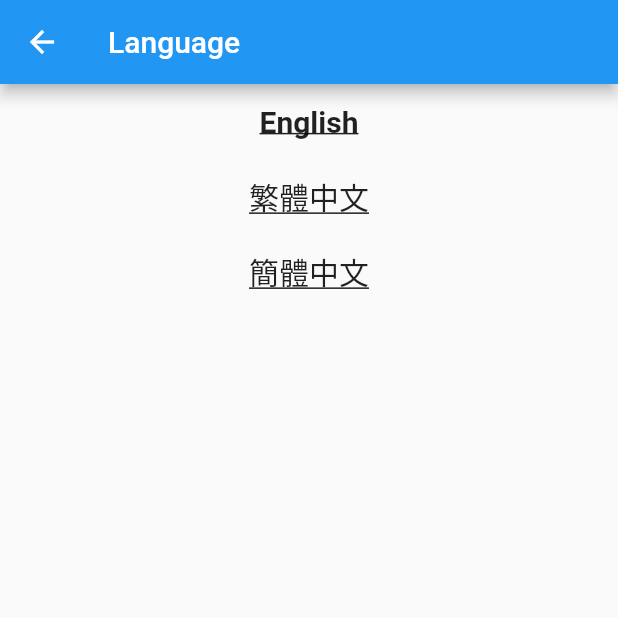
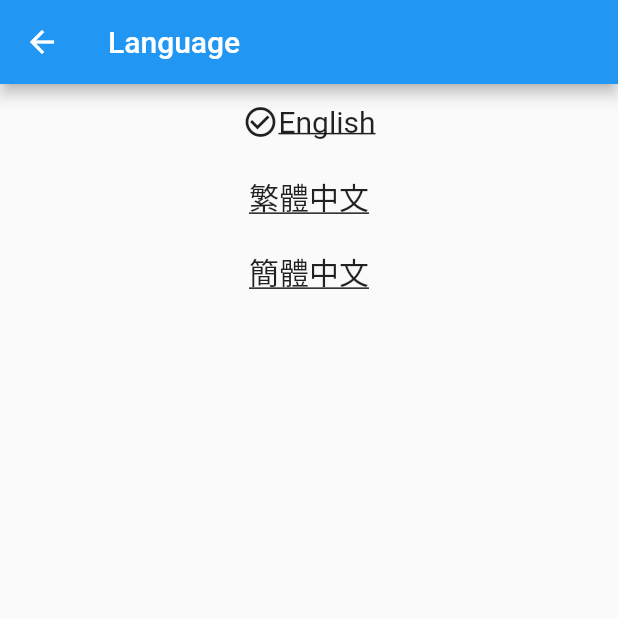
Before and after one commit to GordonOnGithub/Hong-Kong-Bus-App, a Flutter app: the SettingViewPage screen opened directly, after a tap on "Language", on a phone screen of 412 x 824 dp, the top half of it. Run offline on Flutter 3.47's test engine with Material 2 defaults, Android fonts, the phone set to English and light mode, and no system bars; our stand-ins replace connectivity, flutter_mobx, google_maps_flutter, mobx, package_info and 2 more; missing offline and left inert: dart:ffi; accounts and stored records are empty; generated files the repository leaves out were written again; network calls fail.

Commit message:
setting view UI update, data parsing/caching logic update to avoid concurrent modification error

```diff
--- a/minimal_bus_hk/lib/bus_route_detail_view.dart
+++ b/minimal_bus_hk/lib/bus_route_detail_view.dart
@@ -118,7 +118,7 @@ class BusRouteDetailPageState extends State<BusRouteDetailPage> {
 
                   return Observer(
                       builder: (_) =>InkWell(child:Container(
-                    height:( Stores.routeDetailStore.selectedSequence == Stores.routeDetailStore.displayedStops[index].sequence )? 120 : 60,
+                    height:( Stores.routeDetailStore.selectedSequence == Stores.routeDetailStore.displayedStops[index].sequence )? 140 : 80,
                     color: ( Stores.routeDetailStore.selectedSequence == Stores.routeDetailStore.displayedStops[index].sequence )? Colors.lightBlue[50] : Colors.grey[50],
                     child:Observer(
                       builder: (_) =>Padding(padding: const EdgeInsets.symmetric(vertical: 0, horizontal: 10), child:Column(
@@ -126,8 +126,8 @@ class BusRouteDetailPageState extends State<BusRouteDetailPage> {
                         crossAxisAlignment: CrossAxisAlignment.start,
                         children: [
 
-                      Padding(padding: const EdgeInsets.fromLTRB(0 , 15, 0, 0),child:
-                      Row(mainAxisAlignment: MainAxisAlignment.spaceBetween ,children:[
+                      Padding(padding: const EdgeInsets.fromLTRB(0 , 25, 0, 0),child:
+                      Row(mainAxisAlignment: MainAxisAlignment.spaceBetween , crossAxisAlignment: CrossAxisAlignment.center,children:[
                           Icon((Stores.dataManager.bookmarkedRouteStops != null && Stores.dataManager.bookmarkedRouteStops.contains(RouteStop(  Stores.routeDetailStore.route.routeCode,  Stores.routeDetailStore.displayedStops[index].busStopDetail.identifier,  Stores.routeDetailStore.route.companyCode, Stores.routeDetailStore.isInbound)))?
                        Icons.bookmark:Icons.bookmark_border),
 
--- a/minimal_bus_hk/lib/google_map_view.dart
+++ b/minimal_bus_hk/lib/google_map_view.dart
@@ -1,11 +1,10 @@
+
 import 'package:flutter/material.dart';
 import 'package:minimal_bus_hk/model/bus_route.dart';
 import 'package:minimal_bus_hk/model/bus_stop_detail.dart';
 import 'package:minimal_bus_hk/model/custom_map_pin_info.dart';
 import 'package:minimal_bus_hk/utils/localization_util.dart';
-import 'package:mobx/mobx.dart';
 import 'package:permission_handler/permission_handler.dart';
-import 'utils/network_util.dart';
 import 'utils/stores.dart';
 import 'package:flutter_mobx/flutter_mobx.dart';
 import 'package:google_maps_flutter/google_maps_flutter.dart';
@@ -28,7 +27,6 @@ class GoogleMapViewPage extends StatefulWidget {
 class _GoogleMapViewPageState extends State<GoogleMapViewPage> {
   GoogleMapController mapController;
   static final _defaultZoomForStop = 18.0;
-  // static final _defaultZoomForRoute = 10.5;
   static final _customPinInfoList = [
     CustomMapPinInfo("立會",  LatLng(22.28161008355225, 114.16632608035314), "There's no riot, only tyranny.", "沒有暴徒 只有暴政", "沒有暴徒 只有暴政"),
 
@@ -55,7 +53,6 @@ class _GoogleMapViewPageState extends State<GoogleMapViewPage> {
         Stores.googleMapStore.setLocationPermissionGranted(result == PermissionStatus.granted);
       });
     });
-
   }
 
   void _onMapCreated(GoogleMapController controller) {
--- a/minimal_bus_hk/lib/main.dart
+++ b/minimal_bus_hk/lib/main.dart
@@ -146,7 +146,7 @@ class _MyHomePageState extends State<MyHomePage> {
       builder: (_) => Column(mainAxisAlignment: MainAxisAlignment.start, crossAxisAlignment: CrossAxisAlignment.stretch , children:[
         (Stores.connectivityStore.connected?  Container() :
         Container(height: 50,color: Colors.yellow,alignment: Alignment.center, child: Text(LocalizationUtil.localizedString(LocalizationUtil.localizationKeyForConnectivityWarning, Stores.localizationStore.localizationPref), style: TextStyle(fontWeight: FontWeight.w600),),)),
-      Expanded( child: ((Stores.dataManager.routes != null &&  Stores.dataManager.bookmarkedRouteStops != null )?
+      Expanded( child: ((Stores.dataManager.bookmarkedRouteStops != null && ( Stores.dataManager.bookmarkedRouteStops.length == 0 || Stores.dataManager.routes != null)  )?
         Padding(padding: const EdgeInsets.all(0), child: (
                      Stores.dataManager.bookmarkedRouteStops.length > 0 ? Scrollbar( child: ListView.builder(
                     padding: const EdgeInsets.fromLTRB(20, 0, 20, 30),
--- a/minimal_bus_hk/lib/setting_view.dart
+++ b/minimal_bus_hk/lib/setting_view.dart
@@ -21,6 +21,14 @@ class SettingViewPage extends StatefulWidget {
 }
 
 class _SettingViewPageState extends State<SettingViewPage> {
+
+  @override
+  void initState() {
+    // TODO: implement initState
+    super.initState();
+    Stores.settingViewStore.checkVersion();
+  }
+
   @override
   void dispose() {
     super.dispose();
@@ -28,7 +36,7 @@ class _SettingViewPageState extends State<SettingViewPage> {
   }
   @override
   Widget build(BuildContext context) {
-    return Scaffold(
+    return WillPopScope(child:Scaffold(
         appBar: AppBar(
           title: Observer(
               builder: (_) => Text(_getTitle(Stores.settingViewStore.selectedOption))),
@@ -37,12 +45,19 @@ class _SettingViewPageState extends State<SettingViewPage> {
     builder: (_) => Padding(padding: const EdgeInsets.symmetric(vertical: 0, horizontal: 20), child:Column(
       mainAxisAlignment: MainAxisAlignment.spaceAround,
       crossAxisAlignment: CrossAxisAlignment.center,
-      children: _getWidgetList(Stores.settingViewStore.selectedOption),))
+      children: _getWidgetList(Stores.settingViewStore.selectedOption, Stores.settingViewStore.version),))
         ),)
-    );
+    ), onWillPop: () async{
+      if(Stores.settingViewStore.selectedOption != SelectedOption.none){
+        Stores.settingViewStore.setSelectedOption(SelectedOption.none);
+        return false;
+      }else{
+        return true;
+      }
+    },);
   }
 
-  List<Widget> _getWidgetList(SelectedOption option){
+  List<Widget> _getWidgetList(SelectedOption option, String version){
     switch(option) {
       case SelectedOption.none:
         return [
@@ -71,34 +86,42 @@ class _SettingViewPageState extends State<SettingViewPage> {
             Stores.settingViewStore.setSelectedOption(SelectedOption.none);
 
           },),
-          Expanded(child: Container())
+          Expanded(child: Container()),
+          Text("v $version")
         ];
       case SelectedOption.language:
         return [
-          InkWell(child: Container(height: 50, alignment: Alignment.center, child: Text("English", style: TextStyle(fontSize: 20,fontWeight: Stores.localizationStore.localizationPref == LocalizationPref.english? FontWeight.bold : FontWeight.w400 , decoration: TextDecoration.underline),),), onTap: () {
+          Row( mainAxisAlignment:  MainAxisAlignment.center, children: [
+            Stores.localizationStore.localizationPref == LocalizationPref.english? Icon(Icons.check_circle_outline): Container() ,
+          InkWell(child: Container(height: 50, alignment: Alignment.center, child: Text("English", style: TextStyle(fontSize: 20,fontWeight: FontWeight.w400 , decoration: TextDecoration.underline),),), onTap: () {
             Stores.localizationStore.setLocalizationPref(LocalizationPref.english);
             Stores.settingViewStore.setSelectedOption(SelectedOption.none);
           },),
-          InkWell(child: Container(height: 50, alignment: Alignment.center, child: Text("繁體中文", style: TextStyle(fontSize: 20,fontWeight: Stores.localizationStore.localizationPref == LocalizationPref.TC? FontWeight.bold : FontWeight.w400 , decoration: TextDecoration.underline)),), onTap: () {
+          ],),
+         Row(mainAxisAlignment:  MainAxisAlignment.center, children: [
+           Stores.localizationStore.localizationPref == LocalizationPref.TC? Icon(Icons.check_circle_outline): Container() ,
+          InkWell(child: Container(height: 50, alignment: Alignment.center, child: Text("繁體中文", style: TextStyle(fontSize: 20,fontWeight:FontWeight.w400 , decoration: TextDecoration.underline)),), onTap: () {
             Stores.localizationStore.setLocalizationPref(LocalizationPref.TC);
             Stores.settingViewStore.setSelectedOption(SelectedOption.none);
-          },),
-          InkWell(child: Container(height: 50, alignment: Alignment.center, child: Text("簡體中文", style: TextStyle(fontSize: 20,fontWeight: Stores.localizationStore.localizationPref == LocalizationPref.SC? FontWeight.bold : FontWeight.w400 , decoration: TextDecoration.underline)),), onTap: () {
+          },),]),
+          Row(mainAxisAlignment:  MainAxisAlignment.center, children: [
+         Stores.localizationStore.localizationPref == LocalizationPref.SC? Icon(Icons.check_circle_outline): Container() ,
+          InkWell(child: Container(height: 50, alignment: Alignment.center, child: Text("簡體中文", style: TextStyle(fontSize: 20,fontWeight: FontWeight.w400 , decoration: TextDecoration.underline)),), onTap: () {
             Stores.localizationStore.setLocalizationPref(LocalizationPref.SC);
             Stores.settingViewStore.setSelectedOption(SelectedOption.none);
-          },),
+          },),]),
           Expanded(child: Container())
         ];
       case SelectedOption.data:
         return [
-          InkWell(child: Container(height: 50, alignment: Alignment.center, child:
-          Text(LocalizationUtil.localizedString( Stores.appConfig.downloadAllData == true ? LocalizationUtil.localizationKeyForDisableDownloadData:LocalizationUtil.localizationKeyForDownloadData, Stores.localizationStore.localizationPref), style: TextStyle(fontSize: 17,fontWeight: Stores.localizationStore.localizationPref == LocalizationPref.english? FontWeight.bold : FontWeight.w400 , decoration: TextDecoration.underline),),), onTap: () {
-            Stores.appConfig.setShouldDownloadAllData(!(Stores.appConfig.downloadAllData == true));
-            if(Stores.appConfig.downloadAllData ){
-              CacheUtils.sharedInstance().fetchAllData();
-            }
-            Stores.settingViewStore.setSelectedOption(SelectedOption.none);
-          },),
+        Row(mainAxisAlignment:  MainAxisAlignment.center, children: [
+        Text(LocalizationUtil.localizedString(LocalizationUtil.localizationKeyForDownloadData, Stores.localizationStore.localizationPref), style: TextStyle(fontSize: 17,fontWeight: FontWeight.w400 ),),
+          Switch(value: Stores.appConfig.downloadAllData == true, onChanged: (_){
+              Stores.appConfig.setShouldDownloadAllData(!(Stores.appConfig.downloadAllData == true));
+              if(Stores.appConfig.downloadAllData ){
+                CacheUtils.sharedInstance().fetchAllData();
+              }
+          })]),
           Expanded(child: Container())
 
         ];
@@ -114,6 +137,8 @@ class _SettingViewPageState extends State<SettingViewPage> {
         return LocalizationUtil.localizedString(LocalizationUtil.localizationKeyForSettingView, Stores.localizationStore.localizationPref);
       case SelectedOption.language:
         return LocalizationUtil.localizedString(LocalizationUtil.localizationKeyForSettingLanguage, Stores.localizationStore.localizationPref);
+      case SelectedOption.data:
+        return LocalizationUtil.localizedString(LocalizationUtil.localizationKeyForSettingData, Stores.localizationStore.localizationPref);
       case SelectedOption.about:
         return "About";
     }
--- a/minimal_bus_hk/lib/stores/route_list_store.dart
+++ b/minimal_bus_hk/lib/stores/route_list_store.dart
@@ -60,6 +60,9 @@ abstract class RouteListStoreBase with Store {
     if(filterKeyword != null && Stores.dataManager.directionalRouteList != null) {
       var result =  ObservableList<DirectionalRoute>();
       result.addAll(Stores.dataManager.directionalRouteList.where((element) {
+        if(element == null){
+          return false;
+        }
         for(var keyword in _keywords) {
           if(element.route.routeCode.toLowerCase().contains(keyword.toLowerCase())
             || (element.isInbound &&
--- a/minimal_bus_hk/lib/stores/setting_view_store.dart
+++ b/minimal_bus_hk/lib/stores/setting_view_store.dart
@@ -1,4 +1,5 @@
 import 'package:mobx/mobx.dart';
+import 'package:package_info/package_info.dart';
 
 part 'setting_view_store.g.dart';
 
@@ -20,4 +21,15 @@ abstract class SettingViewStoreBase with Store {
   void setSelectedOption(SelectedOption option){
     selectedOption = option;
   }
+
+  @observable
+  String version = "";
+
+  @action
+  Future<void> checkVersion() async{
+    if(version.length == 0){
+      PackageInfo packageInfo = await PackageInfo.fromPlatform();
+      version = "${packageInfo.version}(${packageInfo.buildNumber})";
+    }
+  }
 }
--- a/minimal_bus_hk/lib/utils/localization_util.dart
+++ b/minimal_bus_hk/lib/utils/localization_util.dart
@@ -41,7 +41,6 @@ class LocalizationUtil{
   static final String localizationKeyForRouteDetailReminder = "routeDetailReminder";
   static final String localizationKeyForSettingData = "settingData";
   static final String localizationKeyForDownloadData = "settingDownloadData";
-  static final String localizationKeyForDisableDownloadData = "settingDisableDownloadData";
 
   static String localizedString(String key, LocalizationPref pref){
     if(Stores.localizationStore.localizationMap == null || !Stores.localizationStore.localizationMap.containsKey(key)) {
--- a/minimal_bus_hk/pubspec.yaml
+++ b/minimal_bus_hk/pubspec.yaml
@@ -39,6 +39,7 @@ dependencies:
   connectivity: 2.0.2
   google_maps_flutter: 1.0.6
   permission_handler: 5.0.1+1
+  package_info: 0.4.3+2
 dev_dependencies:
   flutter_test:
     sdk: flutter
```
Also changed, not shown: minimal_bus_hk/assets/localization.json (+3 -9 lines), minimal_bus_hk/lib/journey_planner_view.dart (added, +39 -0 lines), minimal_bus_hk/lib/route_list_view.dart (+20 -7 lines), minimal_bus_hk/lib/stores/data_manager.dart (+11 -2 lines), minimal_bus_hk/lib/utils/cache_utils.dart (+33 -17 lines), minimal_bus_hk/lib/utils/network_util.dart (+12 -12 lines), minimal_bus_hk/lib/stores/data_manager.g.dart, minimal_bus_hk/lib/stores/setting_view_store.g.dart.
